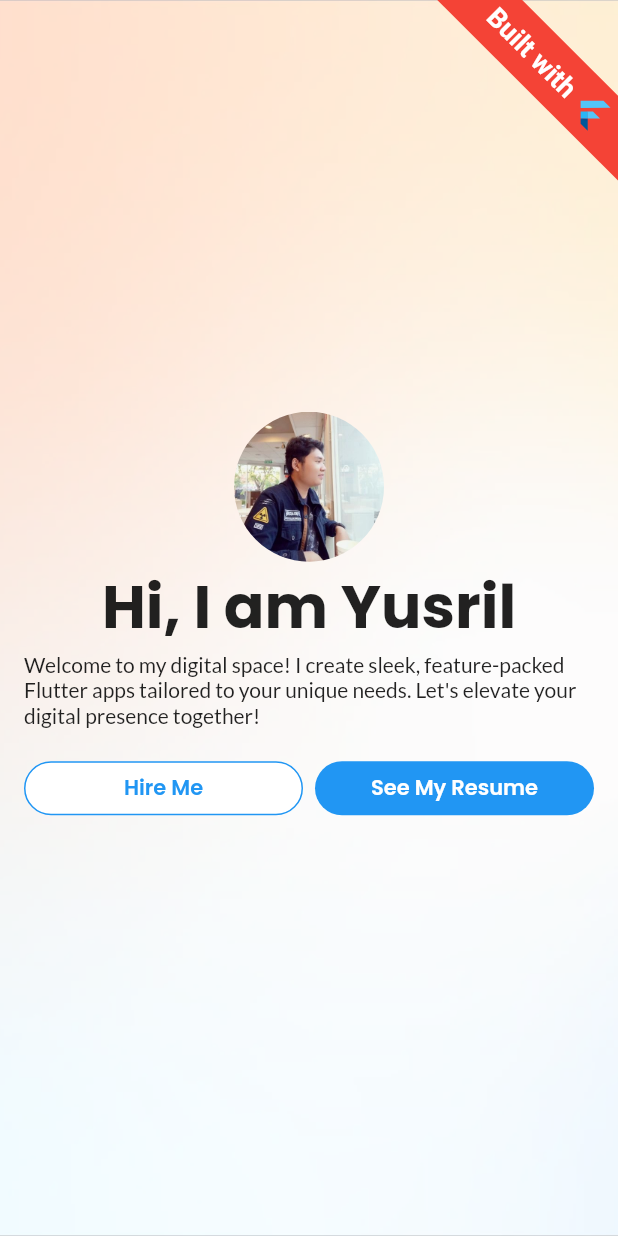
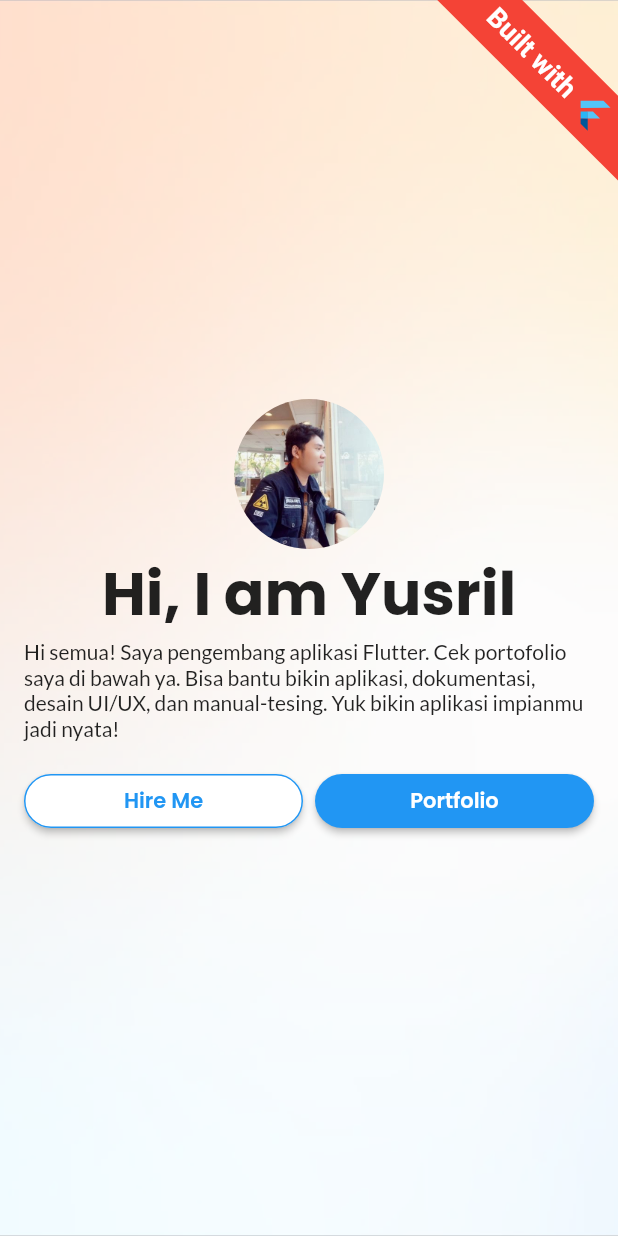
Before and after one commit to YusrilD/web_portofolio, a Flutter app: the screen it shows after launch, on a phone screen of 412 x 824 dp. Run offline on Flutter 3.47's test engine with Material 2 defaults, Android fonts, the phone set to English and light mode, and no system bars; our stand-ins replace get, google_fonts; missing offline and left inert: dart:html.

Commit message:
add portfolio and redirect to wa

```diff
--- a/lib/dashboard/dashboard.dart
+++ b/lib/dashboard/dashboard.dart
@@ -1,10 +1,7 @@
 import 'package:flutter/material.dart';
-import 'package:google_fonts/google_fonts.dart';
 import 'package:web_portofolio/dashboard/dashboard_mobile.dart';
-import 'package:web_portofolio/dashboard/dashboard_tab.dart';
 import 'package:web_portofolio/dashboard/dashboard_web.dart';
 import 'package:web_portofolio/source/responsive.dart';
-import 'package:web_portofolio/source/spacer_extension.dart';
 
 class Dashboard extends StatelessWidget {
   const Dashboard({Key? key}) : super(key: key);
--- a/lib/dashboard/dashboard_mobile.dart
+++ b/lib/dashboard/dashboard_mobile.dart
@@ -1,10 +1,11 @@
 import 'package:flutter/material.dart';
 import 'package:get/get.dart';
 import 'package:google_fonts/google_fonts.dart';
+import 'package:url_launcher/url_launcher.dart';
 import 'package:web_portofolio/dashboard/reusable.dart';
 import 'package:web_portofolio/source/custom_banner.dart';
 import 'package:web_portofolio/source/spacer_extension.dart';
-
+import 'dart:html' as html;
 import '../source/buttons.dart';
 import '../source/config.dart';
 
@@ -41,13 +42,23 @@ class DashboardMobile extends StatelessWidget {
                     Row(
                       children: [
                         Expanded(
-                          child:
-                              ReusableButton().outlinedButton(text: "Hire Me"),
+                          child: ReusableButton().outlinedButton(
+                              text: "Hire Me",
+                              onPress: () {
+                                launchUrl(
+                                    Uri.parse(
+                                        'https://wa.me/6285890645024?text=Hallo, mau tanya jasa pembuatan aplikasi mobile'),
+                                    mode: LaunchMode.externalApplication);
+                              }),
                         ),
                         8.0.spaceX,
                         Expanded(
-                          child: ReusableButton()
-                              .roundedButton(text: "See My Resume"),
+                          child: ReusableButton().roundedButton(
+                              text: "Portfolio",
+                              onPress: () {
+                                html.window.open("assets/yusril_portfolio.pdf",
+                                    "yusril_portfolio.pdf");
+                              }),
                         )
                       ],
                     ),
--- a/lib/dashboard/dashboard_web.dart
+++ b/lib/dashboard/dashboard_web.dart
@@ -1,9 +1,10 @@
 import 'package:flutter/material.dart';
 import 'package:google_fonts/google_fonts.dart';
+import 'package:url_launcher/url_launcher.dart';
 import 'package:web_portofolio/dashboard/reusable.dart';
 import 'package:web_portofolio/source/buttons.dart';
 import 'package:web_portofolio/source/spacer_extension.dart';
-
+import 'dart:html' as html;
 import '../source/config.dart';
 import '../source/custom_banner.dart';
 
@@ -49,9 +50,21 @@ class DashboardWeb extends StatelessWidget {
                       16.0.spaceY,
                       Row(
                         children: [
-                          ReusableButton().outlinedButton(text: "Hire Me"),
+                          ReusableButton().outlinedButton(
+                              text: "Hire Me",
+                              onPress: () {
+                                launchUrl(
+                                    Uri.parse(
+                                        'https://wa.me/6285890645024?text=Hallo, mau tanya jasa pembuatan aplikasi mobile'),
+                                    mode: LaunchMode.externalApplication);
+                              }),
                           8.0.spaceX,
-                          ReusableButton().roundedButton(text: "See My Resume"),
+                          ReusableButton().roundedButton(
+                              text: "Portfolio",
+                              onPress: () {
+                                html.window.open("assets/yusril_portfolio.pdf",
+                                    "yusril_portfolio.pdf");
+                              }),
                         ],
                       ),
                     ],
--- a/lib/source/config.dart
+++ b/lib/source/config.dart
@@ -1,4 +1,4 @@
 const String longGreeting =
-    "Welcome to my digital space! I'm a Flutter app developer who creates seamless, visually stunning, and feature-rich mobile experiences. Let's elevate your digital presence by transforming your ideas into captivating, user-friendly applications. Join me on an innovative journey for your unique needs!";
+    "Hey semua! Saya adalah seorang pengembang aplikasi Flutter yang siap membantu Anda bikin aplikasi keren! Pengen tau karya-karya saya? Cek portofolio saya di bawah ya. Selain itu, saya juga bisa bantu bikin dokumentasi, desain UI/UX yang kece, dan manual-testing. Ayo kita bikin aplikasi impianmu jadi kenyataan!";
 const String shortGreeting =
-    "Welcome to my digital space! I create sleek, feature-packed Flutter apps tailored to your unique needs. Let's elevate your digital presence together!";
+    "Hi semua! Saya pengembang aplikasi Flutter. Cek portofolio saya di bawah ya. Bisa bantu bikin aplikasi, dokumentasi, desain UI/UX, dan manual-tesing. Yuk bikin aplikasi impianmu jadi nyata!";
--- a/pubspec.yaml
+++ b/pubspec.yaml
@@ -38,6 +38,7 @@ dependencies:
   google_fonts: ^2.1.0
   # google_fonts: ^6.1.0
   get: ^4.3.8
+  url_launcher: ^6.0.20
 
 dev_dependencies:
   flutter_test:
```
Also changed, not shown: pubspec.lock, 5 other files.
